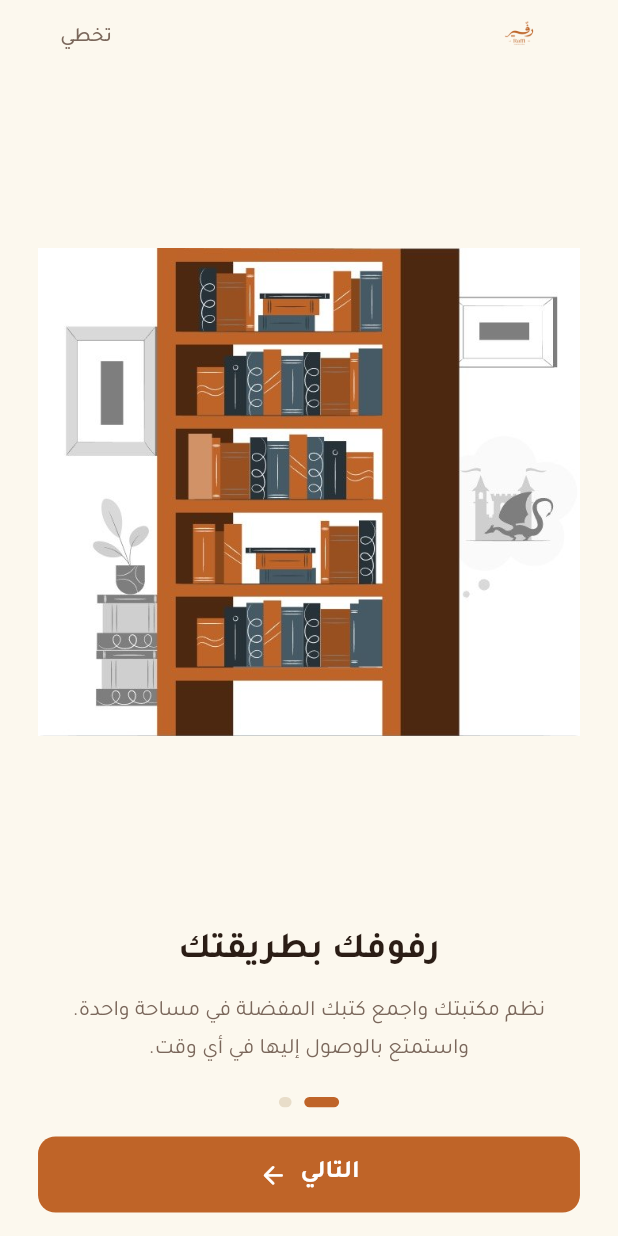
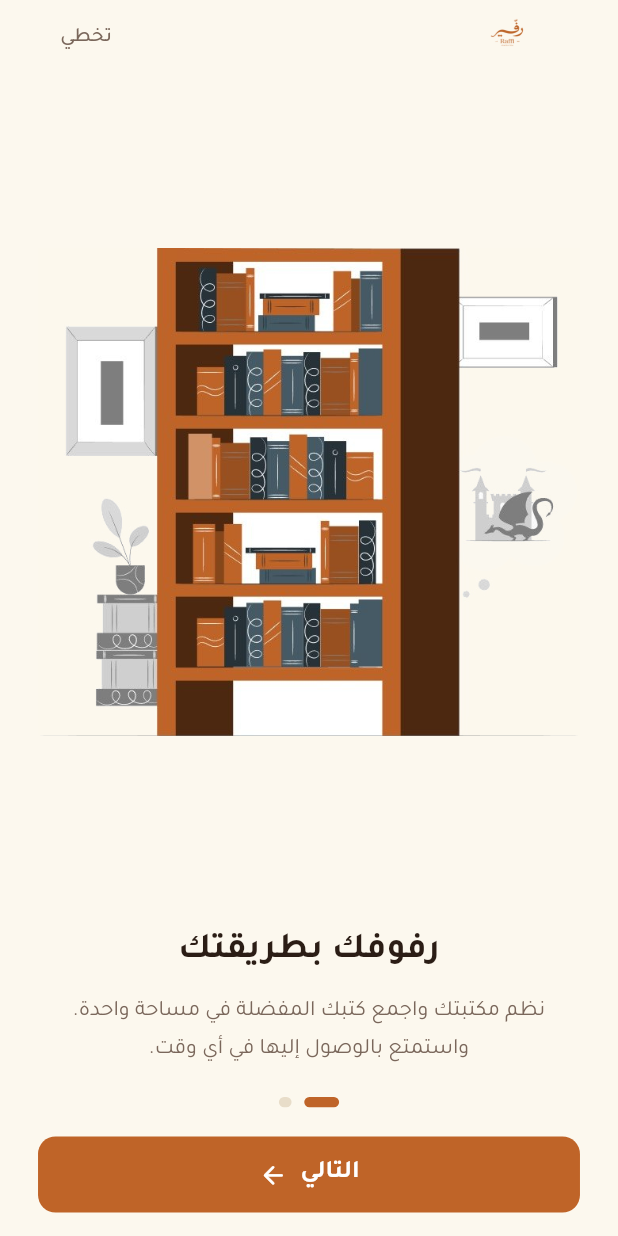
Before and after one commit to ahmedwaliid309/Library-Management-Book-Catalog-App, a Flutter app: the OnboardingScreen screen opened by its route, on a phone screen of 412 x 824 dp. Run offline on Flutter 3.47's test engine with Material 3 defaults, Android fonts, the phone set to English and light mode, and no system bars; our stand-ins replace flutter_screenutil, go_router.

Commit message:
Update onboarding illustrations and logo

```diff
--- a/lib/features/onboarding/onboarding_screen.dart
+++ b/lib/features/onboarding/onboarding_screen.dart
@@ -85,8 +85,8 @@ class _OnboardingScreenState extends State<OnboardingScreen> {
                       ),
                       Image.asset(
                         'assets/images/raffi.png',
-                        width: 75.w,
-                        height: 42.h,
+                        width: 90.w,
+                        height: 48.h,
                         fit: BoxFit.contain,
                         // هنا بنعرض اللوجو، ولو حصل خطأ بنعرض نص بديل.
                         errorBuilder: (context, error, stackTrace) => Text(
```
Also changed, not shown: assets/images/raffi2.jpg, assets/images/raffi3.jpg.
